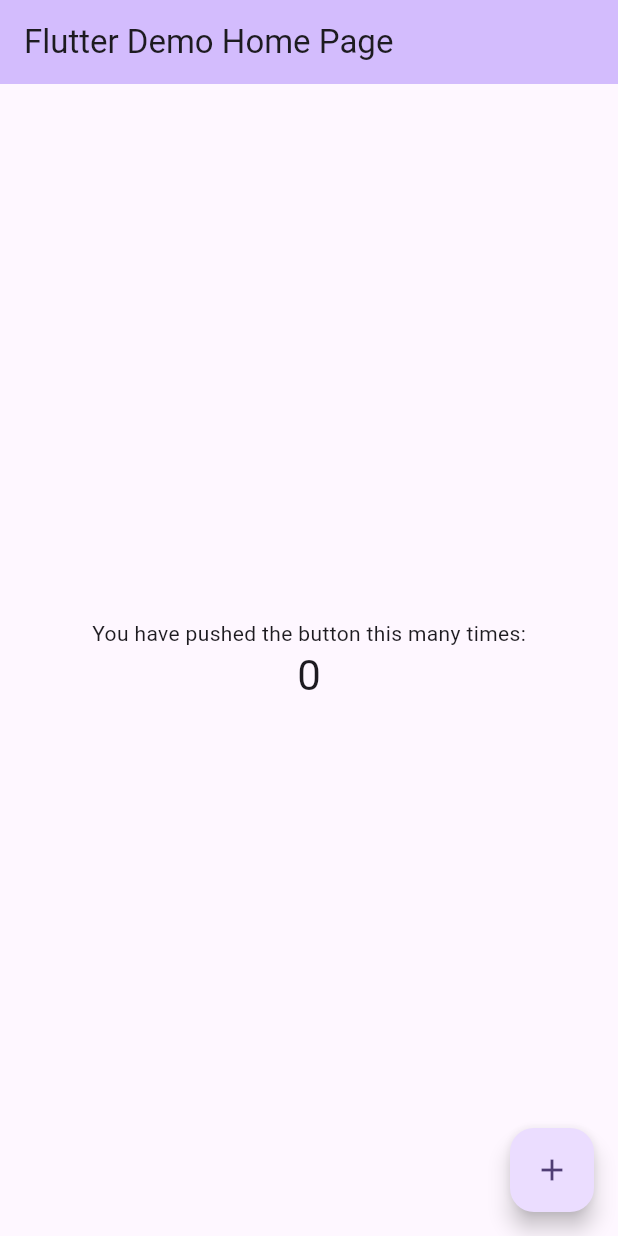
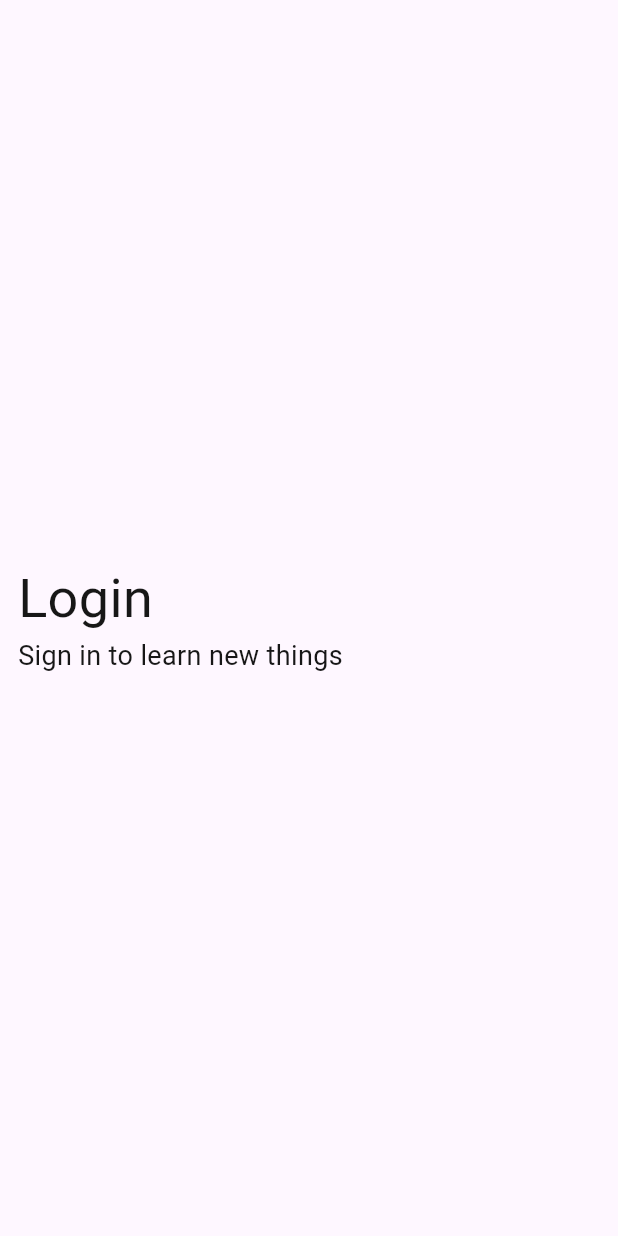
Before and after one commit to MohammedGhazaly/simple_auth, a Flutter app: the screen it shows after launch, on a phone screen of 412 x 824 dp. Run offline on Flutter 3.47's test engine with Material 3 defaults, Android fonts, the phone set to English and light mode, and no system bars.

Commit message:
Added colors and text for login

```diff
--- /dev/null
+++ b/lib/core/app_colors.dart
@@ -0,0 +1,6 @@
+import 'package:flutter/material.dart';
+
+class AppColors {
+  static Color blackColor = const Color(0xFF171717);
+  static Color primaryColor = const Color(0xFFB5EDD4);
+}
--- a/lib/main.dart
+++ b/lib/main.dart
@@ -1,4 +1,5 @@
 import 'package:flutter/material.dart';
+import 'package:simple_auth/screens/login/login.dart';
 
 void main() {
   runApp(const MyApp());
@@ -11,115 +12,12 @@ class MyApp extends StatelessWidget {
   @override
   Widget build(BuildContext context) {
     return MaterialApp(
+      debugShowCheckedModeBanner: false,
       title: 'Flutter Demo',
       theme: ThemeData(
-        // This is the theme of your application.
-        //
-        // TRY THIS: Try running your application with "flutter run". You'll see
-        // the application has a purple toolbar. Then, without quitting the app,
-        // try changing the seedColor in the colorScheme below to Colors.green
-        // and then invoke "hot reload" (save your changes or press the "hot
-        // reload" button in a Flutter-supported IDE, or press "r" if you used
-        // the command line to start the app).
-        //
-        // Notice that the counter didn't reset back to zero; the application
-        // state is not lost during the reload. To reset the state, use hot
-        // restart instead.
-        //
-        // This works for code too, not just values: Most code changes can be
-        // tested with just a hot reload.
-        colorScheme: ColorScheme.fromSeed(seedColor: Colors.deepPurple),
         useMaterial3: true,
       ),
-      home: const MyHomePage(title: 'Flutter Demo Home Page'),
+      home: const LoginView(),
     );
   }
 }
-
-class MyHomePage extends StatefulWidget {
-  const MyHomePage({super.key, required this.title});
-
-  // This widget is the home page of your application. It is stateful, meaning
-  // that it has a State object (defined below) that contains fields that affect
-  // how it looks.
-
-  // This class is the configuration for the state. It holds the values (in this
-  // case the title) provided by the parent (in this case the App widget) and
-  // used by the build method of the State. Fields in a Widget subclass are
-  // always marked "final".
-
-  final String title;
-
-  @override
-  State<MyHomePage> createState() => _MyHomePageState();
-}
-
-class _MyHomePageState extends State<MyHomePage> {
-  int _counter = 0;
-
-  void _incrementCounter() {
-    setState(() {
-      // This call to setState tells the Flutter framework that something has
-      // changed in this State, which causes it to rerun the build method below
-      // so that the display can reflect the updated values. If we changed
-      // _counter without calling setState(), then the build method would not be
-      // called again, and so nothing would appear to happen.
-      _counter++;
-    });
-  }
-
-  @override
-  Widget build(BuildContext context) {
-    // This method is rerun every time setState is called, for instance as done
-    // by the _incrementCounter method above.
-    //
-    // The Flutter framework has been optimized to make rerunning build methods
-    // fast, so that you can just rebuild anything that needs updating rather
-    // than having to individually change instances of widgets.
-    return Scaffold(
-      appBar: AppBar(
-        // TRY THIS: Try changing the color here to a specific color (to
-        // Colors.amber, perhaps?) and trigger a hot reload to see the AppBar
-        // change color while the other colors stay the same.
-        backgroundColor: Theme.of(context).colorScheme.inversePrimary,
-        // Here we take the value from the MyHomePage object that was created by
-        // the App.build method, and use it to set our appbar title.
-        title: Text(widget.title),
-      ),
-      body: Center(
-        // Center is a layout widget. It takes a single child and positions it
-        // in the middle of the parent.
-        child: Column(
-          // Column is also a layout widget. It takes a list of children and
-          // arranges them vertically. By default, it sizes itself to fit its
-          // children horizontally, and tries to be as tall as its parent.
-          //
-          // Column has various properties to control how it sizes itself and
-          // how it positions its children. Here we use mainAxisAlignment to
-          // center the children vertically; the main axis here is the vertical
-          // axis because Columns are vertical (the cross axis would be
-          // horizontal).
-          //
-          // TRY THIS: Invoke "debug painting" (choose the "Toggle Debug Paint"
-          // action in the IDE, or press "p" in the console), to see the
-          // wireframe for each widget.
-          mainAxisAlignment: MainAxisAlignment.center,
-          children: <Widget>[
-            const Text(
-              'You have pushed the button this many times:',
-            ),
-            Text(
-              '$_counter',
-              style: Theme.of(context).textTheme.headlineMedium,
-            ),
-          ],
-        ),
-      ),
-      floatingActionButton: FloatingActionButton(
-        onPressed: _incrementCounter,
-        tooltip: 'Increment',
-        child: const Icon(Icons.add),
-      ), // This trailing comma makes auto-formatting nicer for build methods.
-    );
-  }
-}
--- /dev/null
+++ b/lib/screens/login/login.dart
@@ -0,0 +1,13 @@
+import 'package:flutter/material.dart';
+import 'package:simple_auth/screens/login/widgets/login_body.dart';
+
+class LoginView extends StatelessWidget {
+  const LoginView({super.key});
+
+  @override
+  Widget build(BuildContext context) {
+    return Scaffold(
+      body: LoginViewBody(),
+    );
+  }
+}
--- /dev/null
+++ b/lib/screens/login/widgets/login_body.dart
@@ -0,0 +1,39 @@
+import 'package:flutter/material.dart';
+import 'package:simple_auth/core/app_colors.dart';
+
+class LoginViewBody extends StatelessWidget {
+  const LoginViewBody({super.key});
+
+  @override
+  Widget build(BuildContext context) {
+    return SafeArea(
+      child: Padding(
+        padding: const EdgeInsets.all(12),
+        child: Center(
+          child: SingleChildScrollView(
+            child: Column(
+              crossAxisAlignment: CrossAxisAlignment.stretch,
+              children: [
+                Text(
+                  "Login",
+                  textAlign: TextAlign.left,
+                  style: TextStyle(
+                      fontSize: 36,
+                      fontWeight: FontWeight.w400,
+                      color: AppColors.blackColor),
+                ),
+                Text(
+                  "Sign in to learn new things",
+                  style: TextStyle(
+                      fontSize: 18,
+                      fontWeight: FontWeight.normal,
+                      color: AppColors.blackColor),
+                )
+              ],
+            ),
+          ),
+        ),
+      ),
+    );
+  }
+}
```
